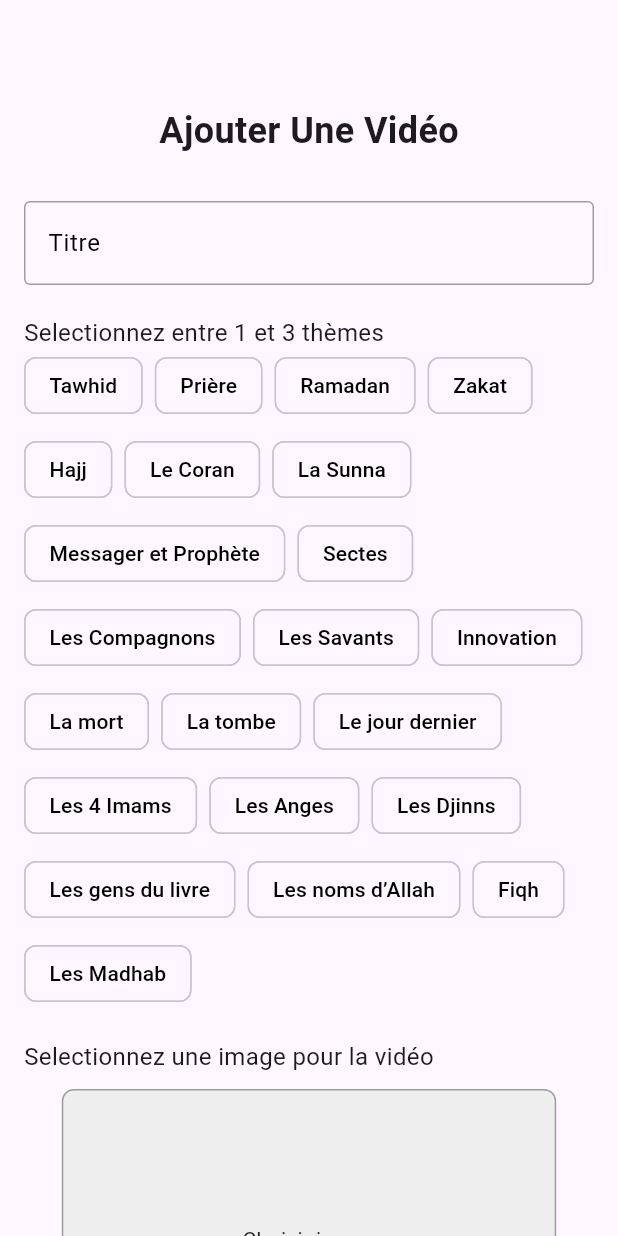
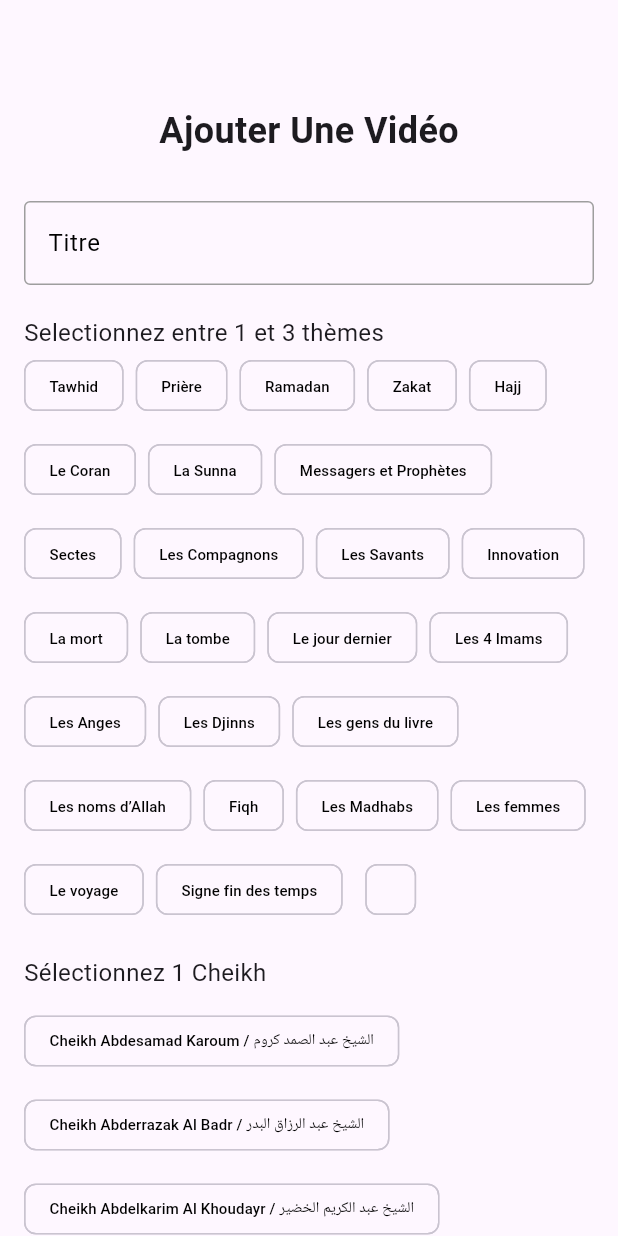
Before and after one commit to MouhaddabIlyas/Al3ilmAnNafi3, a Flutter app: the UploadPage screen opened directly with empty values, on a phone screen of 412 x 824 dp. Run offline on Flutter 3.47's test engine with Material 3 defaults, Android fonts, the phone set to English and light mode, and no system bars; our stand-ins replace image_picker.

Commit message:
added chuyoukh

```diff
--- a/lib/constants.dart
+++ b/lib/constants.dart
@@ -1,5 +1,4 @@
 import 'package:flutter/material.dart';
-
 
 Color green = const Color(0xFF029933);
 List<String> themes = const [
@@ -10,7 +9,7 @@ List<String> themes = const [
   "Hajj",
   "Le Coran",
   "La Sunna",
-  "Messager et Prophète",
+  "Messagers et Prophètes",
   "Sectes",
   "Les Compagnons",
   "Les Savants",
@@ -24,5 +23,37 @@ List<String> themes = const [
   "Les gens du livre",
   "Les noms d’Allah",
   "Fiqh",
-  "Les Madhab",
+  "Les Madhabs",
+  "Les femmes",
+  "Le voyage",
+  "Signe fin des temps",
+  "",
 ];
+
+List<String> scholars = const [
+  "Cheikh Abdesamad Karoum / الشيخ عبد الصمد كروم",
+  "Cheikh Abderrazak Al Badr / الشيخ عبد الرزاق البدر",
+  "Cheikh Abdelkarim Al Khoudayr / الشيخ عبد الكريم الخضير",
+  "Cheikh Abdel Mouhsin Al Abbad Al Badr / الشيخ عبد المحسن العباد البدر",
+  "Cheikh Abdellah Al Idrissi / شيخ عبدالله الدراسي",
+  "Cheikh Abdellah Al Qussayir / شيخ عبد الله القصير",
+  "Cheikh Al Albani / الشيخ الألباني",
+  "Cheikh Al Fawzan / شيخ الفوزان",
+  "Cheikh Al Uthaymin / شيخ العثيمين",
+  "Cheikh Ali Cheikh / شيخ علي شيخ",
+  "Cheikh As Souhaymi / شيخ السحيمي",
+  "Cheikh Aziz bin Farhan Al Anizi / الشيخ عزيز بن فرحان العنزي",
+  "Cheikh Faleh Mundakar / شيخ فلح مندكار",
+  "Cheikh Faqiri / شيخ فقيري",
+  "Cheikh Ibrahim Al Mouhaymid / الشيخ إبراهيم المحيميد",
+  "Cheikh Mohamed Ghaïth / شيخ محمد غيث",
+  "Cheikh Raslan / شيخ عسلان",
+  "Cheikh Rouhayli / شيخ الرحيلي",
+  "Cheikh Saad Ibn Nasser Ash Shathry / الشيخ سعد بن ناصر الشثرى",
+  "Cheikh Saleh Al Luhaydan / الشيخ صالح اللحيدان",
+  "Cheikh Saleh Al Usaymi / الشيخ صالح العصيمي",
+  "Cheikh Saleh Sindi / شيخ صالح سندي",
+  "Cheikh Salih Ali Cheikh / شيخ صالح علي شيخ",
+  "Cheikh Salmane At Tawil / شيخ سلمان الطويلة",
+  "Cheikh Shuwayer / شيخ الشويعر"
+];
--- a/lib/main.dart
+++ b/lib/main.dart
@@ -93,6 +93,20 @@ class MyApp extends StatelessWidget {
             theme: "Les Madhab",
             videosPath: "",
             imagePath: "assets/images/22.jpg"),
+        '/page23': (context) => ThemePage(
+            theme: "Les femmes",
+            videosPath: "",
+            imagePath: "assets/images/23.jpg"),
+        '/page24': (context) => ThemePage(
+            theme: "Le voyage",
+            videosPath: "",
+            imagePath: "assets/images/24.jpg"),
+        '/page25': (context) => ThemePage(
+            theme: "Signe fin des temps",
+            videosPath: "",
+            imagePath: "assets/images/25.jpg"),
+        '/page26': (context) => ThemePage(
+            theme: "", videosPath: "", imagePath: "assets/images/26.jpg"),
       },
       debugShowCheckedModeBanner: false,
       title: 'Al 3ilm An Nafi3',
--- a/lib/screens/home_screen.dart
+++ b/lib/screens/home_screen.dart
@@ -60,7 +60,7 @@ class HomeScreen extends StatelessWidget {
                   Expanded(
                     child: SingleChildScrollView(
                       child: Column(
-                        children: List.generate(11, (index) {
+                        children: List.generate(13, (index) {
                           return Padding(
                             padding: const EdgeInsets.all(8.0),
                             child: Row(
--- a/lib/screens/upload_page.dart
+++ b/lib/screens/upload_page.dart
@@ -1,7 +1,7 @@
 import 'package:flutter/material.dart';
 import 'package:image_picker/image_picker.dart';
+import 'dart:io';
 import 'package:projet/constants.dart';
-import 'dart:io';
 
 class UploadPage extends StatefulWidget {
   final String videoPath;
@@ -18,6 +18,7 @@ class _UploadPageState extends State<UploadPage> {
   final FocusNode _titleFocusNode = FocusNode();
   List<String> selectedThemes = [];
   File? _thumbnail;
+  String? selectedScholar;
 
   @override
   void dispose() {
@@ -60,13 +61,16 @@ class _UploadPageState extends State<UploadPage> {
                   ),
                 ),
 
+                // Title Input
                 TextFormField(
                   controller: _titleController,
                   focusNode: _titleFocusNode,
                   decoration: InputDecoration(
                     labelText: 'Titre',
                     labelStyle: TextStyle(
-                      color: _titleFocusNode.hasFocus ? green : Colors.black,
+                      color: _titleFocusNode.hasFocus
+                          ? Colors.green
+                          : Colors.black,
                     ),
                     border: const OutlineInputBorder(),
                     focusedBorder: const OutlineInputBorder(
@@ -96,7 +100,12 @@ class _UploadPageState extends State<UploadPage> {
                   runSpacing: 8.0,
                   children: themes.map((theme) {
                     return ChoiceChip(
-                      label: Text(theme),
+                      label: Text(
+                        theme,
+                        style: const TextStyle(
+                          fontSize: 10,
+                        ),
+                      ),
                       selected: selectedThemes.contains(theme),
                       onSelected: (selected) {
                         setState(() {
@@ -109,7 +118,7 @@ class _UploadPageState extends State<UploadPage> {
                           }
                         });
                       },
-                      selectedColor: green,
+                      selectedColor: Colors.green,
                       labelStyle: TextStyle(
                         color: selectedThemes.contains(theme)
                             ? Colors.white
@@ -120,18 +129,50 @@ class _UploadPageState extends State<UploadPage> {
                 ),
                 const SizedBox(height: 20),
 
-                // Thumbnail Upload
+                // Scholar Selector
+                const Text('Sélectionnez 1 Cheikh',
+                    style: TextStyle(fontSize: 16)),
+                const SizedBox(height: 10),
+                Wrap(
+                  spacing: 8.0,
+                  runSpacing: 8.0,
+                  children: scholars.map((scholar) {
+                    return ChoiceChip(
+                      label: Text(
+                        scholar,
+                        style: const TextStyle(
+                          fontSize: 10,
+                        ),
+                      ),
+                      selected: selectedScholar == scholar,
+                      onSelected: (selected) {
+                        setState(() {
+                          selectedScholar = selected
+                              ? scholar
+                              : null; // Only one scholar can be selected
+                        });
+                      },
+                      selectedColor: Colors.green,
+                      labelStyle: TextStyle(
+                        color: selectedScholar == scholar
+                            ? Colors.white
+                            : Colors.black,
+                      ),
+                    );
+                  }).toList(),
+                ),
+                const SizedBox(height: 20),
+
+                // Thumbnail Selector
                 const Text('Selectionnez une image pour la vidéo',
                     style: TextStyle(fontSize: 16)),
                 const SizedBox(height: 10),
                 Center(
-                  // Centering the image picker widget
                   child: GestureDetector(
                     onTap: _pickImage,
                     child: Container(
-                      height: 200,
-                      width: MediaQuery.of(context).size.width *
-                          0.8, // Make it a bit narrower
+                      height: MediaQuery.of(context).size.width * 0.8,
+                      width: MediaQuery.of(context).size.width * 0.8,
                       decoration: BoxDecoration(
                         color: Colors.grey[200],
                         borderRadius: BorderRadius.circular(8),
@@ -143,8 +184,7 @@ class _UploadPageState extends State<UploadPage> {
                               borderRadius: BorderRadius.circular(8),
                               child: Image.file(
                                 _thumbnail!,
-                                fit: BoxFit
-                                    .cover, // Ensures full image is displayed
+                                fit: BoxFit.cover,
                               ),
                             ),
                     ),
@@ -158,12 +198,13 @@ class _UploadPageState extends State<UploadPage> {
                     onPressed: () {
                       if (_formKey.currentState!.validate() &&
                           selectedThemes.isNotEmpty &&
-                          _thumbnail != null) {
+                          _thumbnail != null &&
+                          selectedScholar != null) {
                         // Proceed to upload video and thumbnail
-                        // You can send the data here
                         print(
                             'Uploading video with title: ${_titleController.text}');
                         print('Selected Themes: $selectedThemes');
+                        print('Selected Scholar: $selectedScholar');
                         print('Thumbnail Path: ${_thumbnail!.path}');
                       } else {
                         ScaffoldMessenger.of(context).showSnackBar(
@@ -174,7 +215,7 @@ class _UploadPageState extends State<UploadPage> {
                       }
                     },
                     style: ButtonStyle(
-                      backgroundColor: MaterialStateProperty.all(green),
+                      backgroundColor: MaterialStateProperty.all(Colors.green),
                     ),
                     child: const Padding(
                       padding: EdgeInsets.symmetric(
```
Also changed, not shown: assets/images/23.jpg (added), assets/images/24.jpg (added), assets/images/25.jpg (added), assets/images/26.jpg (added), assets/images/27.jpg (added), assets/images/28.jpg (added), assets/images/29.jpg (added), assets/images/30.jpg (added), assets/images/31.jpg (added), assets/images/32.jpg (added), assets/images/33.jpg (added), assets/images/34.jpg (added), assets/images/35.jpg (added), assets/images/36.jpg (added).
